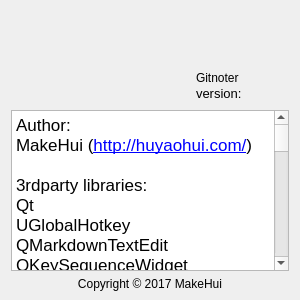
First picture: the form in views/aboutdialog.ui, repository Gitnoter/Gitnoter, before the edit.
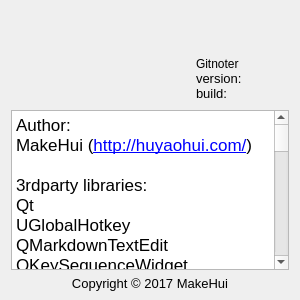
Second picture: the form after the edit. Icons and pictures are not drawn.

Diff of the .ui file:
```diff
--- a/views/aboutdialog.ui
+++ b/views/aboutdialog.ui
@@ -77,7 +77,7 @@
         <number>0</number>
        </property>
        <property name="topMargin">
-        <number>46</number>
+        <number>32</number>
        </property>
        <property name="rightMargin">
         <number>0</number>
@@ -104,6 +104,18 @@
          </property>
         </widget>
        </item>
+       <item>
+        <widget class="QLabel" name="build">
+         <property name="font">
+          <font>
+           <pointsize>10</pointsize>
+          </font>
+         </property>
+         <property name="text">
+          <string>build: </string>
+         </property>
+        </widget>
+       </item>
       </layout>
      </item>
     </layout>
@@ -1595,6 +1607,11 @@
    </item>
    <item>
     <widget class="QLabel" name="copyright">
+     <property name="font">
+      <font>
+       <pointsize>10</pointsize>
+      </font>
+     </property>
      <property name="text">
       <string>Copyright © 2017 MakeHui</string>
      </property>
```
